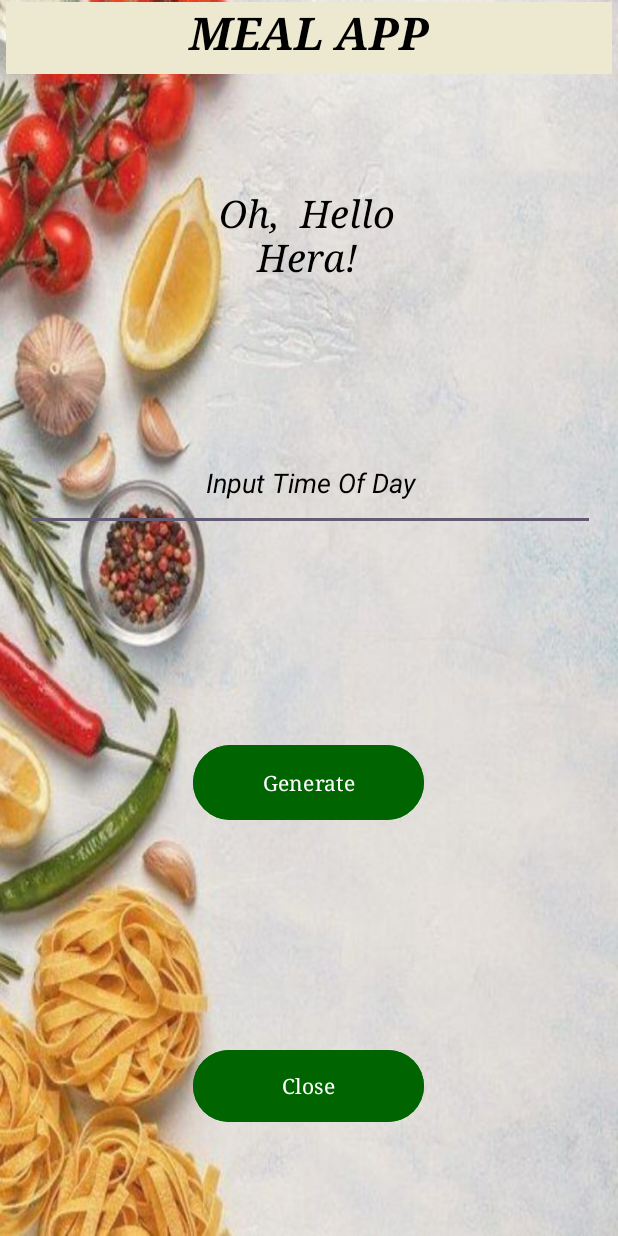
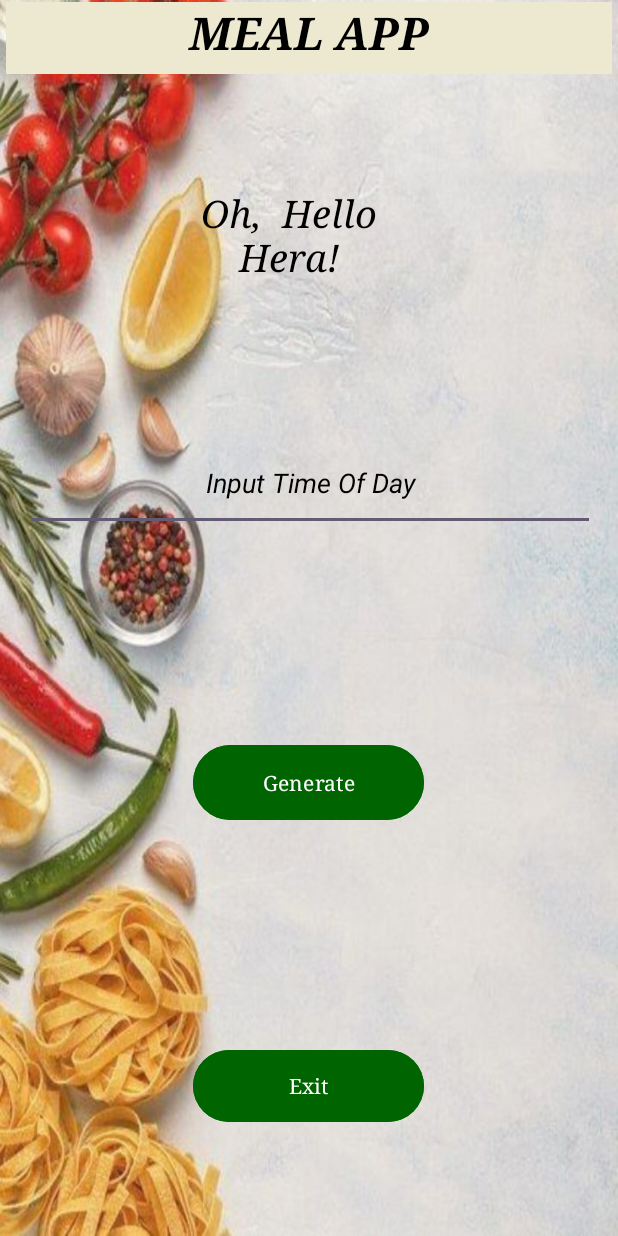
Before and after one commit to VCSTDN2024/imad5112-assignment-1-ST10480778, an Android app: the screen it shows after launch (MainActivity), on a phone screen of 412 x 824 dp. Run offline under Robolectric (Android 15) with nearby library versions, the phone set to English and light mode, and no system bars; Roboto replaces fonts that are not available here.

Commit message:
submission final commit

```diff
--- a/app/src/main/java/com/example/mealapp/MainActivity.kt
+++ b/app/src/main/java/com/example/mealapp/MainActivity.kt
@@ -39,7 +39,6 @@ class MainActivity : AppCompatActivity() {
             }
 
             closeBtn.setOnClickListener {
-
                 moveTaskToBack(true)
                 android.os.Process.killProcess(android.os.Process.myPid())
                 exitProcess(1)
--- a/app/src/main/res/layout/activity_main.xml
+++ b/app/src/main/res/layout/activity_main.xml
@@ -61,10 +61,10 @@
 
     <TextView
         android:id="@+id/textView3"
-        android:layout_width="385dp"
-        android:layout_height="89dp"
+        android:layout_width="156dp"
+        android:layout_height="92dp"
         android:fontFamily="serif"
-        android:text="Oh,  Hello                                        Hera!"
+        android:text="Oh,  Hello Hera!"
         android:textAlignment="center"
         android:textColor="@color/black"
         android:textSize="25sp"
@@ -82,7 +82,7 @@
         android:layout_height="56dp"
         android:layout_marginBottom="72dp"
         android:fontFamily="serif"
-        android:text="Close"
+        android:text="Exit"
         android:backgroundTint="@color/DarkGreen"
         app:layout_constraintBottom_toBottomOf="parent"
         app:layout_constraintEnd_toEndOf="parent"
```
